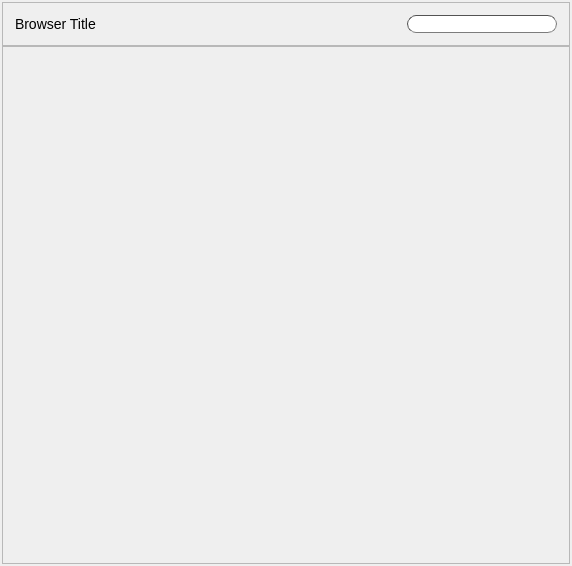
Before: the Qt Designer form python/browser_widget/resources/browser.ui in shotgunsoftware/tk-framework-widget, drawn with Qt 5.
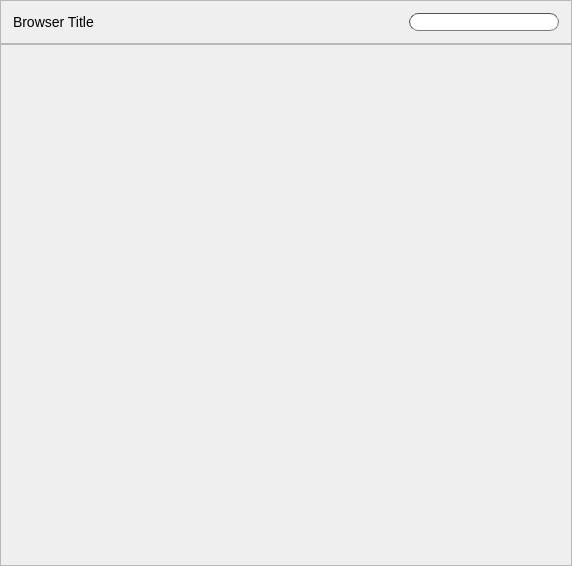
After: the same form once the commit is applied. The open tabs and pages were chosen to show the change. Icons and pictures are not drawn.

Commit message: Fixed missing frame borders for the browser widget in Nuke

The edit to the form file:
```diff
--- a/python/browser_widget/resources/browser.ui
+++ b/python/browser_widget/resources/browser.ui
@@ -18,7 +18,7 @@
     <number>0</number>
    </property>
    <property name="margin">
-    <number>2</number>
+    <number>0</number>
    </property>
    <item>
     <widget class="QFrame" name="browser_header">
@@ -131,8 +131,8 @@
            <rect>
             <x>0</x>
             <y>0</y>
-            <width>566</width>
-            <height>516</height>
+            <width>98</width>
+            <height>28</height>
            </rect>
           </property>
           <layout class="QVBoxLayout" name="verticalLayout_4">
```
Left out of the diff: 3 changed lines with no effect on the pictures. The commit also changes 2 other files.
